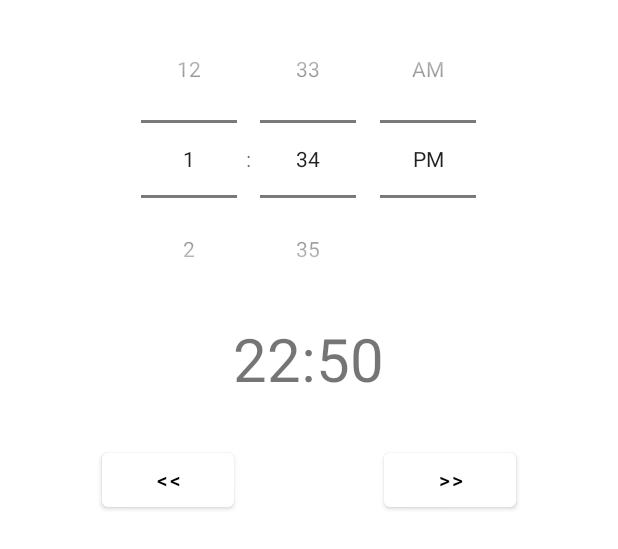
After one commit to tuantruongdev/timewizard2, an Android app: the layout addeventpicker.xml on its own in the app's theme, with its tools: preview values and no code run, on a phone screen of 412 x 824 dp. The commit adds this screen. Shown: the top 549 px of the screen. Run offline under Robolectric (Android 15) with nearby library versions, the phone set to English and light mode, and no system bars.

Commit message:
added add button forms

```diff
--- /dev/null
+++ b/app/src/main/res/layout/addeventpicker.xml
@@ -0,0 +1,70 @@
+<?xml version="1.0" encoding="utf-8"?>
+<RelativeLayout xmlns:android="http://schemas.android.com/apk/res/android"
+    android:layout_width="match_parent"
+    android:layout_height="match_parent"
+    android:orientation="vertical"
+    android:padding="0dp">
+
+    <TimePicker
+        android:id="@+id/datePicker1"
+        android:layout_width="wrap_content"
+        android:layout_height="wrap_content"
+        android:timePickerMode="spinner"
+        android:layout_centerHorizontal="true"
+        />
+    <TextView
+        android:layout_width="wrap_content"
+        android:layout_height="wrap_content"
+        android:text="22:50"
+        android:textSize="40dp"
+        android:layout_centerHorizontal="true"
+        android:layout_below="@+id/datePicker1"
+        android:id="@+id/timetext"
+        ></TextView>
+
+
+
+
+
+    <Space
+        android:layout_width="wrap_content"
+        android:layout_height="wrap_content"
+
+        android:id="@+id/blankspace"
+        android:layout_below="@+id/timetext"
+        android:layout_centerHorizontal="true"/>
+
+    <Button
+        android:layout_width="wrap_content"
+        android:layout_height="wrap_content"
+        android:text=">>"
+        android:id="@+id/btnNext"
+        android:layout_toRightOf="@id/blankspace"
+        android:layout_marginTop="30dp"
+        android:layout_marginLeft="50dp"
+        android:layout_below="@id/timetext"
+        ></Button>
+
+    <Button
+        android:layout_width="wrap_content"
+        android:layout_height="wrap_content"
+        android:text="&lt;&lt;"
+        android:id="@+id/btnBack"
+
+
+        android:layout_toLeftOf="@id/blankspace"
+        android:layout_marginTop="30dp"
+        android:layout_marginRight="50dp"
+        android:layout_below="@id/timetext" />
+    <DatePicker
+        android:layout_width="wrap_content"
+        android:layout_centerHorizontal="true"
+        android:id="@+id/realdatepicker"
+        android:visibility="gone"
+        android:layout_height="wrap_content">
+
+
+    </DatePicker>
+
+
+</RelativeLayout>
--- a/app/src/main/res/layout/fragment_home.xml
+++ b/app/src/main/res/layout/fragment_home.xml
@@ -41,6 +41,7 @@ tools:context=".ui.home.HomeFragment">
         app:backgroundTint="@color/yellowIos"
         app:tint="@color/white"
         app:srcCompat="@drawable/ic_baseline_add_24"
+        android:id="@+id/floatingBtn"
         />
 
 
```
Also changed, not shown: app/src/main/java/com/example/testnavbottom/ui/home/HomeFragment.java (+121 -0 lines).
